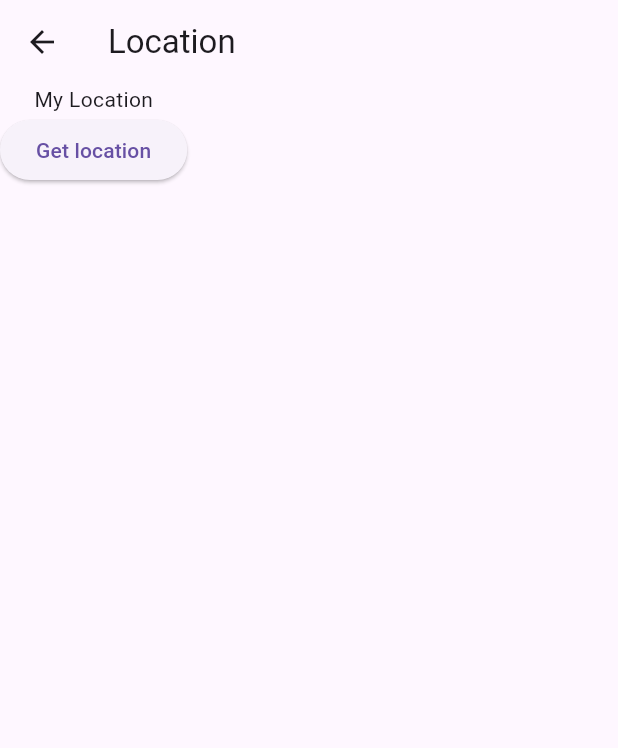
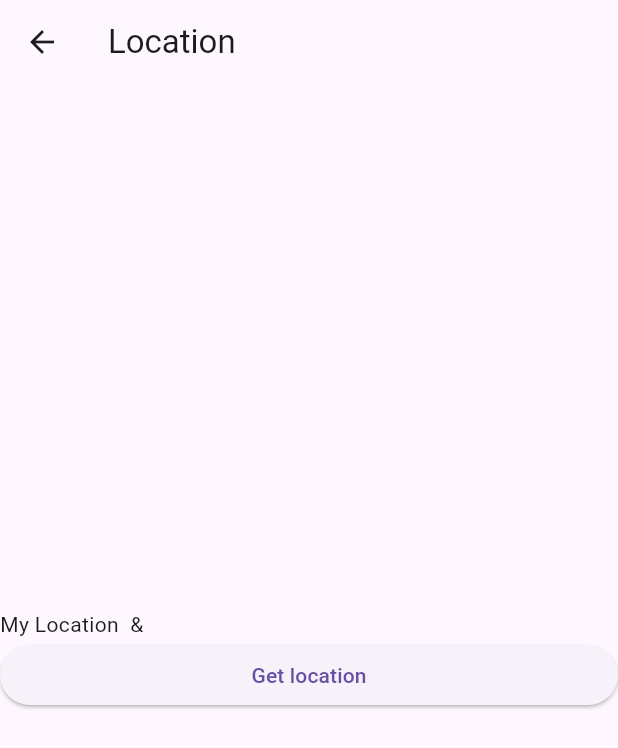
Before and after one commit to saif-ibne-ali/Flutter_Firebase, a Flutter app: the LocationScreen screen opened directly, after a tap on "Get location", on a phone screen of 412 x 824 dp. Shown: the top 748 px of the screen. Run offline on Flutter 3.47's test engine with Material 3 defaults, Android fonts, the phone set to English and light mode, and no system bars; our stand-ins replace google_maps_flutter, location.

Commit message:
get current location using location.dart package
Signed-off-by: saif-ibne-ali <si87868@gmail.com>

```diff
--- a/lib/location_screen.dart
+++ b/lib/location_screen.dart
@@ -1,6 +1,5 @@
 
 import 'dart:developer';
-
 import 'package:flutter/material.dart';
 import 'package:location/location.dart';
 
@@ -13,6 +12,7 @@ class LocationScreen extends StatefulWidget {
 
 class _LocationScreenState extends State<LocationScreen> {
   Location location = Location();
+  LocationData? currentLocation;
 
   @override
   Widget build(BuildContext context) {
@@ -21,14 +21,19 @@ class _LocationScreenState extends State<LocationScreen> {
         title: const Text('Location'),
       ),
       body: Column(
+        mainAxisAlignment: MainAxisAlignment.center,
+        crossAxisAlignment: CrossAxisAlignment.stretch,
         children: [
-          const Text('My Location'),
+          Text(
+              'My Location ${currentLocation?.latitude ?? ''} & ${currentLocation?.longitude ?? ''} '),
           ElevatedButton(
-            onPressed: () async{
-             final LocationData currentLocation = await location.getLocation();
-             log(currentLocation.altitude.toString());
-             log(currentLocation.longitude.toString());
-             log(currentLocation.latitude.toString());
+            autofocus: true,
+            onPressed: () async {
+              currentLocation = await location.getLocation();
+              log(currentLocation!.altitude.toString());
+              log(currentLocation!.longitude.toString());
+              log(currentLocation!.latitude.toString());
+              if (mounted) setState(() {});
             },
             child: const Text('Get location'),
           ),
```
Also changed, not shown: lib/map_home_screen.dart (+22 -15 lines).
